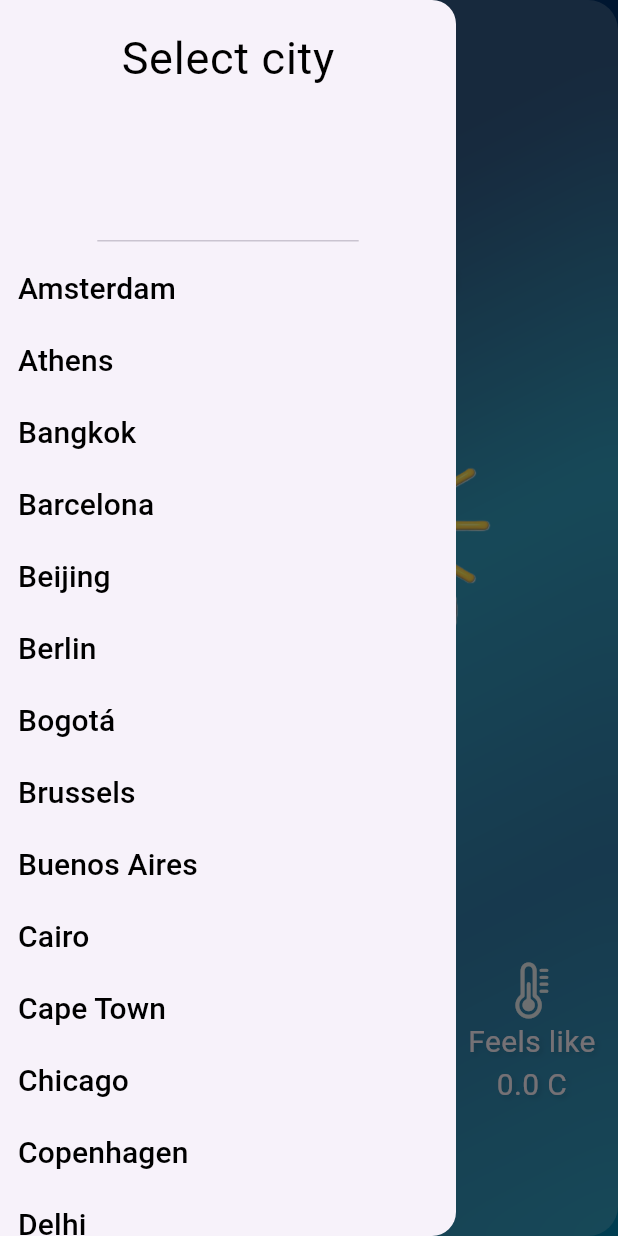
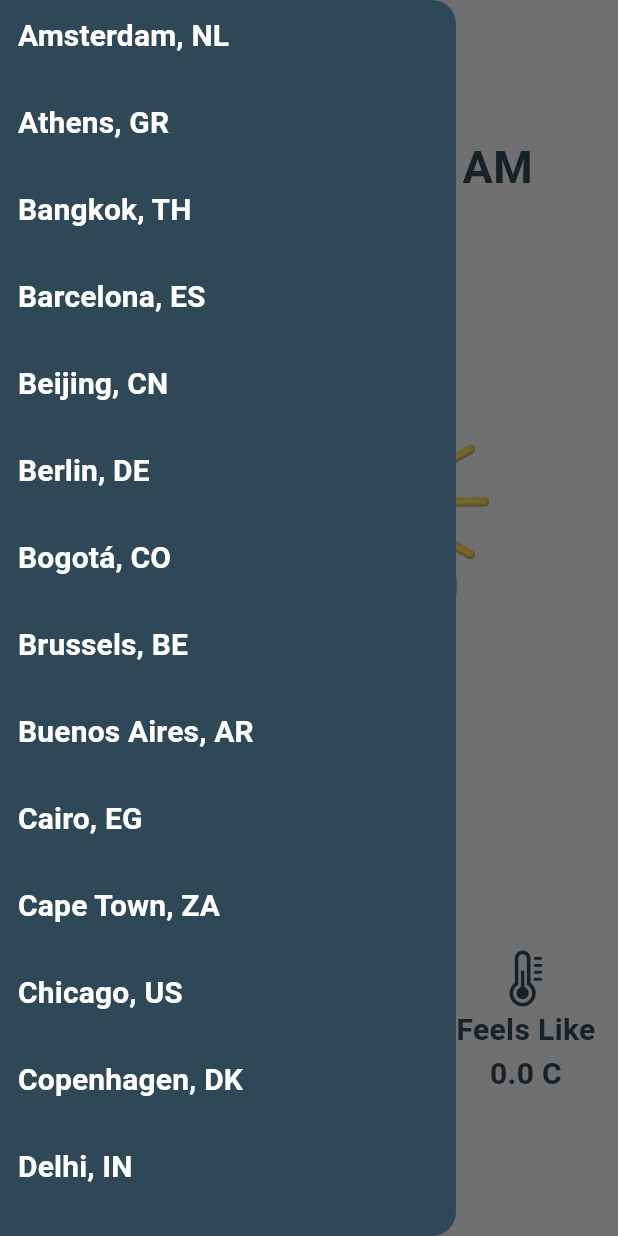
Before and after one commit to malakelsayed2/weather_app, a Flutter app: the screen it shows after launch, with the side drawer open, on a phone screen of 412 x 824 dp. Run offline on Flutter 3.47's test engine with Material 3 defaults, Android fonts, the phone set to English and light mode, and no system bars; our stand-ins replace google_fonts; network calls fail; Roboto replaces fonts that are missing (Abel, Yaldevi).

Commit message:
Updated UI

```diff
--- a/lib/app/weather_app.dart
+++ b/lib/app/weather_app.dart
@@ -6,6 +6,6 @@ class WeatherApp extends StatelessWidget {
 
   @override
   Widget build(BuildContext context) {
-    return MaterialApp(home: WeatherInfo(),);
+    return MaterialApp(debugShowCheckedModeBanner: false, home: WeatherInfo());
   }
 }
--- a/lib/main.dart
+++ b/lib/main.dart
@@ -1,7 +1,7 @@
 import 'package:flutter/material.dart';
 import 'package:provider/provider.dart';
 import 'package:weather_app/app/weather_app.dart';
-import 'package:weather_app/weather_service.dart';
+import 'package:weather_app/resources/weather_service.dart';
 
 Future<void> main() async {
   runApp(
--- a/lib/resources/city_model.dart
+++ b/lib/resources/city_model.dart
@@ -1,67 +1,68 @@
 
 class CityModel{
   static List<String> cities = [
-    "Amsterdam",
-    "Athens",
-    "Bangkok",
-    "Barcelona",
-    "Beijing",
-    "Berlin",
-    "Bogotá",
-    "Brussels",
-    "Buenos Aires",
-    "Cairo",
-    "Cape Town",
-    "Chicago",
-    "Copenhagen",
-    "Delhi",
-    "Dubai",
-    "Dublin",
-    "Frankfurt",
-    "Hong Kong",
-    "Istanbul",
-    "Jakarta",
-    "Johannesburg",
-    "Karachi",
-    "Kuala Lumpur",
-    "Kyoto",
-    "Lisbon",
-    "London",
-    "Los Angeles",
-    "Madrid",
-    "Manila",
-    "Melbourne",
-    "Mexico City",
-    "Milan",
-    "Montreal",
-    "Moscow",
-    "Mumbai",
-    "Munich",
-    "Nairobi",
-    "New York",
-    "Osaka",
-    "Oslo",
-    "Paris",
-    "Prague",
-    "Rio de Janeiro",
-    "Riyadh",
-    "Rome",
-    "San Francisco",
-    "Santiago",
-    "São Paulo",
-    "Seoul",
-    "Shanghai",
-    "Singapore",
-    "Stockholm",
-    "Sydney",
-    "Tokyo",
-    "Toronto",
-    "Venice",
-    "Vienna",
-    "Warsaw",
-    "Zurich",
+    "Amsterdam, NL",
+    "Athens, GR",
+    "Bangkok, TH",
+    "Barcelona, ES",
+    "Beijing, CN",
+    "Berlin, DE",
+    "Bogotá, CO",
+    "Brussels, BE",
+    "Buenos Aires, AR",
+    "Cairo, EG",
+    "Cape Town, ZA",
+    "Chicago, US",
+    "Copenhagen, DK",
+    "Delhi, IN",
+    "Dubai, AE",
+    "Dublin, IE",
+    "Frankfurt, DE",
+    "Hong Kong, CN",
+    "Istanbul, TR",
+    "Jakarta, ID",
+    "Johannesburg, ZA",
+    "Karachi, PK",
+    "Kuala Lumpur, MY",
+    "Kyoto, JP",
+    "Lisbon, PT",
+    "London, GB",
+    "Los Angeles, US",
+    "Madrid, ES",
+    "Manila, PH",
+    "Melbourne, AU",
+    "Mexico City, MX",
+    "Milan, IT",
+    "Montreal, CA",
+    "Moscow, RU",
+    "Mumbai, IN",
+    "Munich, DE",
+    "Nairobi, KE",
+    "New York, US",
+    "Osaka, JP",
+    "Oslo, NO",
+    "Paris, FR",
+    "Prague, CZ",
+    "Rio de Janeiro, BR",
+    "Riyadh, SA",
+    "Rome, IT",
+    "San Francisco, US",
+    "Santiago, CL",
+    "São Paulo, BR",
+    "Seoul, KR",
+    "Shanghai, CN",
+    "Singapore, SG",
+    "Stockholm, SE",
+    "Sydney, AU",
+    "Tokyo, JP",
+    "Toronto, CA",
+    "Venice, IT",
+    "Vienna, AT",
+    "Warsaw, PL",
+    "Zurich, CH",
   ];
 
 
 
+
 }
--- /dev/null
+++ b/lib/resources/color_manager.dart
@@ -0,0 +1,4 @@
+class ColorManager{
+  static const int mainColor = 0xFF2f4858 ;
+  static const int backgroundColor = 0xFFF7F4F4 ;
+}
--- /dev/null
+++ b/lib/resources/size_manager.dart
@@ -0,0 +1,19 @@
+class SizeManager{
+  static const double size0_2 = 0.2 ;
+  static const double size2 = 2 ;
+
+  static const double size10 = 10 ;
+  static const double size15 = 15 ;
+
+  static const double size20 = 20 ;
+  static const double size30 = 30 ;
+  static const double size40 = 40 ;
+
+  static const double size50 = 50 ;
+  static const double size150 = 150 ;
+
+  static const double size300 = 300 ;
+
+
+
+}
--- /dev/null
+++ b/lib/resources/string_manager.dart
@@ -0,0 +1,11 @@
+class StringManager{
+  static const String cloudImage = "assets/images/cloud.png" ;
+  static const String humidity = "Humidity" ;
+
+  static const String  wind= "Wind" ;
+
+  static const String feelsLike = "Feels Like" ;
+  static const String dateFormat = 'EEEE hh:mm a' ;
+
+
+}
--- a/lib/weather_service.dart
+++ b/lib/resources/weather_service.dart
@@ -1,7 +1,5 @@
 import 'dart:convert';
-
 import 'package:flutter/cupertino.dart';
-import 'package:flutter_dotenv/flutter_dotenv.dart';
 import 'package:http/http.dart' as http;
 
 class WeatherService extends ChangeNotifier {
@@ -12,28 +10,30 @@ class WeatherService extends ChangeNotifier {
   double humidity = 0;
   double windSpeed = 0;
   String description = '';
-  String cityName = 'London';
+  String cityName = 'Cairo';
   String country = '';
   int timezone = 0;
+  String condition = '' ;
+
 
   Future getCityLocation() async {
 
     final uri =
-        'http://api.openweathermap.org/geo/1.0/direct?q=$cityName&limit=1&appid={APIkey}';
+        'http://api.openweathermap.org/geo/1.0/direct?q=$cityName&limit=1&appid={API key}';
     final url = Uri.parse(uri);
     final response = await http.get(url);
     final json = jsonDecode(response.body);
     final city = json[0];
     lat = city['lat'];
     lon = city['lon'];
-    country = city['country'];
+
 
     getWeather();
   }
 
   Future getWeather() async {
     final uri =
-        'https://api.openweathermap.org/data/2.5/weather?lat=$lat&lon=$lon&units=metric&appid={APIkey}';
+        'https://api.openweathermap.org/data/2.5/weather?lat=$lat&lon=$lon&units=metric&appid={API key}';
     final url = Uri.parse(uri);
     final response = await http.get(url);
     final json = jsonDecode(response.body) as Map;
@@ -47,4 +47,6 @@ class WeatherService extends ChangeNotifier {
 
     notifyListeners();
   }
+
+
 }
--- a/lib/view/screens/weather_info.dart
+++ b/lib/view/screens/weather_info.dart
@@ -1,12 +1,15 @@
-import 'dart:ui';
+
 import 'package:flutter/cupertino.dart';
 import 'package:flutter/material.dart';
 import 'package:provider/provider.dart';
+import 'package:weather_app/resources/color_manager.dart';
+import 'package:weather_app/resources/size_manager.dart';
+import 'package:weather_app/resources/string_manager.dart';
 import 'package:weather_app/view/widgets/custom_drawer_list.dart';
 import 'package:weather_app/view/widgets/custom_text.dart';
 import 'package:weather_app/view/widgets/custom_weather_details.dart';
 import '../../resources/city_model.dart';
-import '../../weather_service.dart';
+import '../../resources/weather_service.dart';
 import '../widgets/custom_vertical_spacer.dart';
 import 'package:intl/intl.dart';
 
@@ -26,7 +29,7 @@ class _WeatherInfoState extends State<WeatherInfo> {
     final cityTime = utc.add(Duration(seconds: timezoneOffsetInSeconds));
 
     // Example: "Monday 09:45 PM"
-    return DateFormat('EEEE hh:mm a').format(cityTime);
+    return DateFormat(StringManager.dateFormat).format(cityTime);
   }
 
   @override
@@ -46,17 +49,12 @@ class _WeatherInfoState extends State<WeatherInfo> {
     final info = Provider.of<WeatherService>(context);
     String date = formatCityTime(info.timezone);
     return Scaffold(
+      backgroundColor:Color(ColorManager.backgroundColor),
       drawer: Drawer(
-        elevation: 20,
-
+        elevation: SizeManager.size20,
+        backgroundColor: Color(ColorManager.mainColor),
         child: Column(
           children: [
-            DrawerHeader(
-              child: Text(
-                'Select city',
-                style: TextStyle(color: Colors.black, fontSize: 30),
-              ),
-            ),
             Expanded(
               child: ListView.separated(
                 itemBuilder: (context, index) => CustomDrawerList(
@@ -67,44 +65,20 @@ class _WeatherInfoState extends State<WeatherInfo> {
                       info.getCityLocation();
                       Navigator.pop(context);
                     });
-
                   },
                 ),
-                separatorBuilder: (context, index) => Container(),
+                separatorBuilder: (context, index) => Container(height: SizeManager.size10),
                 itemCount: CityModel.cities.length,
               ),
             ),
           ],
         ),
       ),
-      body: Stack(
-        children: [
-          Container(
-            decoration: BoxDecoration(
-              gradient: LinearGradient(
-                colors: [
-                  Color(0xFF003168),
-                  Color(0xFF003168),
-                  Color(0xFF0087b1),
-                  Color(0xFF005b93),
-                  Color(0xFF0087b1),
-                ],
-                begin: Alignment.topLeft,
-                end: Alignment.bottomRight,
-              ),
-            ),
-          ),
-          Center(
-            child: ClipRRect(
-              borderRadius: BorderRadius.circular(20),
-              child: BackdropFilter(
-                filter: ImageFilter.blur(sigmaX: 15, sigmaY: 15),
+      body: SafeArea(
         child: Container(
-                  padding: const EdgeInsets.all(15),
-                  color: Colors.white.withOpacity(0.2), // frosted glass effect
+          padding: const EdgeInsets.all(SizeManager.size15),
           child: Column(
             children: [
-                      const Spacer(),
               Container(
                 alignment: Alignment.topLeft,
                 child: Builder(
@@ -112,8 +86,8 @@ class _WeatherInfoState extends State<WeatherInfo> {
                     return TextButton(
                       child: Icon(
                         Icons.menu,
-                                color: Color(0xFFfff6ff),
-                                size: 30,
+                        color: Colors.black,
+                        size: SizeManager.size30,
                       ),
                       onPressed: () {
                         Scaffold.of(context).openDrawer();
@@ -122,58 +96,51 @@ class _WeatherInfoState extends State<WeatherInfo> {
                   },
                 ),
               ),
-                      const Spacer(),
+              Spacer(),
+              CustomText(text: date, fontSize: SizeManager.size30),
               CustomText(
-                        text: '${info.cityName}, ${info.country}',
-                        fontSize: 50,
+                text: info.cityName,
+                fontSize: SizeManager.size50,
               ),
-                      CustomText(text: date, fontSize: 20),
-                      const Spacer(),
               const Image(
-                        image: AssetImage("assets/images/cloud.png"),
-                        height: 300,
+                image: AssetImage(StringManager.cloudImage),
+                height: SizeManager.size300,
               ),
-                      CustomText(
-                        text: "${info.temp.toString()}°C",
-                        fontSize: 50,
-                      ),
-                      CustomText(text: info.description, fontSize: 20),
-                      const Spacer(),
+              CustomText(text: "${info.temp.toString()}°C", fontSize: SizeManager.size50),
+              CustomText(text: info.description, fontSize: SizeManager.size20),
+              Spacer(),
               SizedBox(
-                        height: 150,
+                height: SizeManager.size150,
                 child: Row(
                   mainAxisAlignment: MainAxisAlignment.spaceBetween,
                   crossAxisAlignment: CrossAxisAlignment.center,
                   children: [
                     CustomWeatherDetails(
-                              type: "Humidity",
+                      type: StringManager.humidity,
                       measure: info.humidity.toString(),
                       icon: Icons.water_drop,
                     ),
                     CustomVerticalSpacer(),
                     CustomWeatherDetails(
-                              type: "Wind",
+                      type: StringManager.wind,
                       measure: '${info.windSpeed.toString()} m/s',
                       icon: CupertinoIcons.wind,
                     ),
                     CustomVerticalSpacer(),
                     CustomWeatherDetails(
-                              type: "Feels like",
+                      type: StringManager.feelsLike,
                       measure: "${info.feelsLike.toString()} C",
                       icon: CupertinoIcons.thermometer,
                     ),
                   ],
                 ),
               ),
-                      const Spacer(),
+              Spacer(),
+
             ],
           ),
         ),
       ),
-            ),
-          ),
-        ],
-      ),
     );
   }
 }
--- a/lib/view/widgets/custom_drawer_list.dart
+++ b/lib/view/widgets/custom_drawer_list.dart
@@ -1,22 +1,34 @@
 import 'package:flutter/material.dart';
+import 'package:google_fonts/google_fonts.dart';
 import 'package:provider/provider.dart';
-import 'package:weather_app/weather_service.dart';
+import 'package:weather_app/resources/size_manager.dart';
+import 'package:weather_app/resources/weather_service.dart';
 
 class CustomDrawerList extends StatelessWidget {
-  const CustomDrawerList({super.key, required this.city, required this.onPressed});
+  const CustomDrawerList({
+    super.key,
+    required this.city,
+    required this.onPressed,
+  });
 
-  final String city ;
-  final VoidCallback onPressed ;
+  final String city;
+
+  final VoidCallback onPressed;
+
   @override
   Widget build(BuildContext context) {
-    Provider.of<WeatherService>(context) ;
+    Provider.of<WeatherService>(context);
     return Container(
       alignment: Alignment.centerLeft,
       child: TextButton(
         onPressed: onPressed,
         child: Text(
           city,
-          style: TextStyle(color: Colors.black, fontSize: 20),
+          style: GoogleFonts.abel(
+            color: Colors.white,
+            fontSize: SizeManager.size20,
+            fontWeight: FontWeight.bold,
+          ),
         ),
       ),
     );
--- a/lib/view/widgets/custom_text.dart
+++ b/lib/view/widgets/custom_text.dart
@@ -1,21 +1,31 @@
+import 'package:flutter/cupertino.dart';
 import 'package:flutter/material.dart';
 import 'package:google_fonts/google_fonts.dart';
+import 'package:weather_app/resources/color_manager.dart';
 
 class CustomText extends StatelessWidget {
   const CustomText({super.key, required this.text, required this.fontSize});
-  final String text ;
-  final double fontSize ;
+
+  final String text;
+
+  final double fontSize;
+
   @override
   Widget build(BuildContext context) {
     return Text(
       text,
-      style: GoogleFonts.yaldevi(color: Color(0xFFfff6ff), fontSize: fontSize ,shadows: [
-        Shadow(
-          offset: Offset(2, 2),   // horizontal & vertical position
-          blurRadius: 4,          // softness of the shadow
-          color: Colors.black12,     // shadow color
-        ),
-      ],),
+      style: GoogleFonts.abel(
+        color: Color(ColorManager.mainColor),
+        fontSize: fontSize,
+        fontWeight: FontWeight.bold,
+        shadows: [
+          Shadow(
+            offset: Offset(2, 2), // horizontal & vertical position
+            blurRadius: 4, // softness of the shadow
+            color: Colors.white24, // shadow color
+          ),
+        ],
+      ),
     );
   }
 }
--- a/lib/view/widgets/custom_vertical_spacer.dart
+++ b/lib/view/widgets/custom_vertical_spacer.dart
@@ -1,4 +1,5 @@
 import 'package:flutter/material.dart';
+import 'package:weather_app/resources/size_manager.dart';
 
 class CustomVerticalSpacer extends StatelessWidget {
   const CustomVerticalSpacer({super.key});
@@ -6,11 +7,11 @@ class CustomVerticalSpacer extends StatelessWidget {
   @override
   Widget build(BuildContext context) {
     return SizedBox(
-      height: 50,
+      height: SizeManager.size50,
       child: VerticalDivider(
-        color: Color(0xFFfff6ff),
-        thickness: 2,
-        width: 10,
+        color: Colors.black,
+        thickness:  SizeManager.size2,
+        width:  SizeManager.size10,
       ),
     );
   }
--- a/lib/view/widgets/custom_weather_details.dart
+++ b/lib/view/widgets/custom_weather_details.dart
@@ -1,23 +1,36 @@
 import 'package:flutter/cupertino.dart';
 import 'package:flutter/material.dart';
+import 'package:weather_app/resources/color_manager.dart';
+import 'package:weather_app/resources/size_manager.dart';
 
 import 'custom_text.dart';
 
 class CustomWeatherDetails extends StatelessWidget {
-  const CustomWeatherDetails({super.key, required this.type, required this.measure, required this.icon});
+  const CustomWeatherDetails({
+    super.key,
+    required this.type,
+    required this.measure,
+    required this.icon,
+  });
 
-  final String type ;
-  final String measure ;
-  final IconData icon ;
+  final String type;
+
+  final String measure;
+
+  final IconData icon;
+
   @override
   Widget build(BuildContext context) {
     return Column(
       crossAxisAlignment: CrossAxisAlignment.center,
       children: [
-        Icon(icon , size: 40,color: Color(0xFFEDF2F4)),
-        CustomText(text: type, fontSize: 20),
-        CustomText(text: measure, fontSize: 20),
-
+        Icon(
+          icon,
+          size: SizeManager.size40,
+          color: Color(ColorManager.mainColor),
+        ),
+        CustomText(text: type, fontSize: SizeManager.size20),
+        CustomText(text: measure, fontSize: SizeManager.size20),
       ],
     );
   }
--- a/pubspec.yaml
+++ b/pubspec.yaml
@@ -66,6 +66,7 @@ flutter:
   # To add assets to your application, add an assets section, like this:
   assets:
     - assets/images/cloud.png
+    - assets/images/clear.png
 
 
   # An image asset can refer to one or more resolution-specific "variants", see
```
Also changed, not shown: assets/images/clear.png (added). Lines whose indentation alone changed are shown as unchanged.
